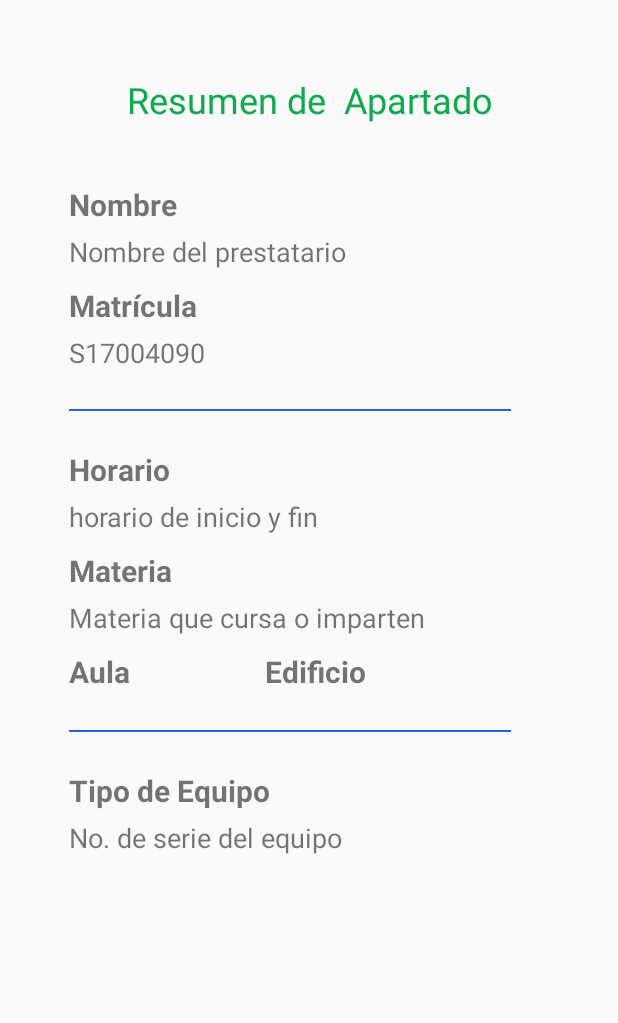
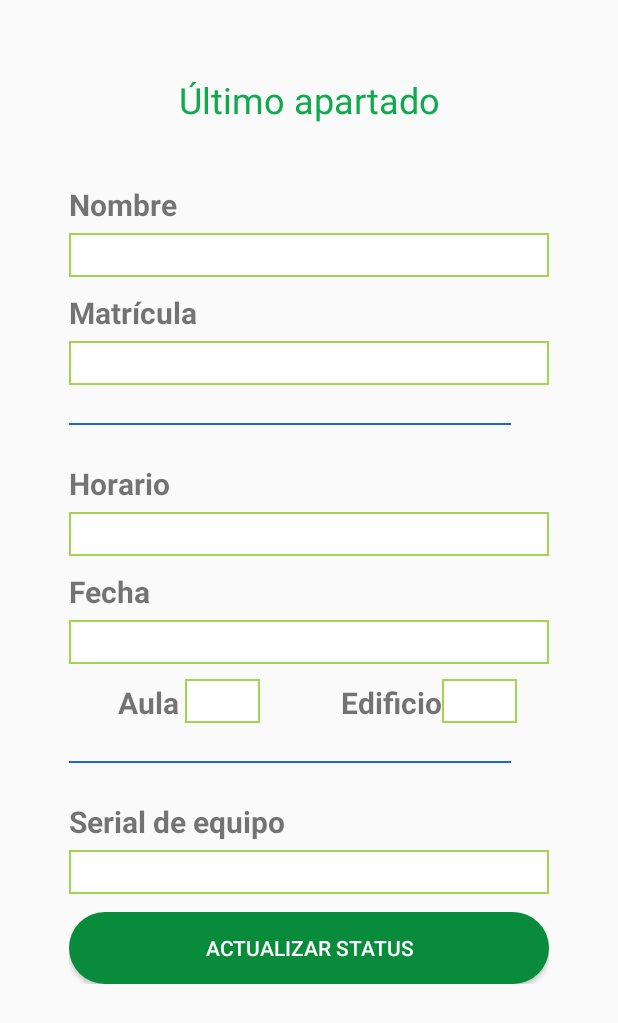
Before and after one commit to RossFueGa/AppAndroidUV, an Android app: the fragment FragmentDetalleApartado shown on its own in the app's theme, on a phone screen of 412 x 824 dp. Shown: the top 1023 px of the screen. Run offline under Robolectric (Android 15) with nearby library versions, the phone set to English and light mode, and no system bars.

Commit message:
added details view

```diff
--- a/app/src/main/java/com/example/mykeepapp/AcuerdoConfidencialidad.kt
+++ b/app/src/main/java/com/example/mykeepapp/ui/AcuerdoConfidencialidad.kt
@@ -1,7 +1,8 @@
-package com.example.mykeepapp
+package com.example.mykeepapp.ui
 
 import androidx.appcompat.app.AppCompatActivity
 import android.os.Bundle
+import com.example.mykeepapp.R
 
 class AcuerdoConfidencialidad : AppCompatActivity() {
 
--- a/app/src/main/java/com/example/mykeepapp/ui/FragmentDetalleApartado.kt
+++ b/app/src/main/java/com/example/mykeepapp/ui/FragmentDetalleApartado.kt
@@ -1,10 +1,15 @@
 package com.example.mykeepapp.ui
 
 import android.os.Bundle
+import android.util.Log
 import androidx.fragment.app.Fragment
 import android.view.LayoutInflater
 import android.view.View
 import android.view.ViewGroup
+import android.widget.Button
+import android.widget.TextView
+import android.widget.Toast
+import androidx.preference.PreferenceManager
 import com.example.mykeepapp.R
 
 /**
@@ -13,11 +18,40 @@ import com.example.mykeepapp.R
 class FragmentDetalleApartado : Fragment() {
 
     override fun onCreateView(
+
         inflater: LayoutInflater, container: ViewGroup?,
         savedInstanceState: Bundle?
+
     ): View? {
+
+        val vista = inflater.inflate(R.layout.fragment_detalle_apartado, container, false)
+
+        var txtNombrePrestario = vista.findViewById<TextView>(R.id.txtNombrePrestario)
+        var txtMatriculaPrestario = vista.findViewById<TextView>(R.id.txtMatriculaPrestario)
+        var txtHoraFinPrestario = vista.findViewById<TextView>(R.id.txtHoraPrestario)
+        var txtAulaPrestario = vista.findViewById<TextView>(R.id.txtAulaPrestario)
+        var txtEdificioPrestario = vista.findViewById<TextView>(R.id.txtEdificioPrestario)
+        var txtSerialPrestario = vista.findViewById<TextView>(R.id.txtSerial)
+        var txtFechaPrestario = vista.findViewById<TextView>(R.id.txtFechaPrestario)
+        val btnUpdateStatus = vista.findViewById<Button>(R.id.btnActualizarStatus)
+
+
+        btnUpdateStatus.setOnClickListener {
+            val prefs  = PreferenceManager.getDefaultSharedPreferences(activity)
+
+            txtNombrePrestario.text = prefs.getString("nombre","noValue")
+            txtMatriculaPrestario.text = prefs.getString("matricula", "noValue")
+            txtHoraFinPrestario.text = prefs.getString("horaApartado","noValue")
+            txtAulaPrestario.text = prefs.getString("aulaApartado", "noValues")
+            txtEdificioPrestario.text = prefs.getString("edificioApartado", "noValues")
+            txtSerialPrestario.text = prefs.getString("serialEquipo", "noValue")
+            txtFechaPrestario.text = prefs.getString("fechaApartado", "noValue")
+        }
+
+
+
         // Inflate the layout for this fragment
-        return inflater.inflate(R.layout.fragment_detalle_apartado, container, false)
+        return vista
     }
 
 }
--- a/app/src/main/java/com/example/mykeepapp/ui/FragmentInicio.kt
+++ b/app/src/main/java/com/example/mykeepapp/ui/FragmentInicio.kt
@@ -27,7 +27,6 @@ class FragmentInicio : Fragment() {
         val editor  = prefs.edit()
 
         val vista = inflater.inflate(R.layout.fragment_inicio, container, false)
-
 
 
         var btnMyApartadoComputo = vista.findViewById<LinearLayout>(R.id.apartadoComputo)
--- a/app/src/main/java/com/example/mykeepapp/ui/Login.kt
+++ b/app/src/main/java/com/example/mykeepapp/ui/Login.kt
@@ -50,6 +50,7 @@ class Login : AppCompatActivity() {
                 editor.putString("apMaterno", user.apellidoMaterno)
                 editor.putString("tipoUsuario", user.idTipoUsuario)
                 editor.putString("idCarrera", user.idCarrera)
+                editor.putString("serialEquipo", "Cuando tengas equipos apartados aparecerán aquí")
 
                 editor.apply()
 
--- a/app/src/main/java/com/example/mykeepapp/ObtenerAyuda.kt
+++ b/app/src/main/java/com/example/mykeepapp/ui/ObtenerAyuda.kt
@@ -1,7 +1,8 @@
-package com.example.mykeepapp
+package com.example.mykeepapp.ui
 
 import androidx.appcompat.app.AppCompatActivity
 import android.os.Bundle
+import com.example.mykeepapp.R
 
 class ObtenerAyuda : AppCompatActivity() {
 
--- a/app/src/main/java/com/example/mykeepapp/cerrarSesion.kt
+++ b/app/src/main/java/com/example/mykeepapp/ui/cerrarSesion.kt
@@ -1,7 +1,8 @@
-package com.example.mykeepapp
+package com.example.mykeepapp.ui
 
 import androidx.appcompat.app.AppCompatActivity
 import android.os.Bundle
+import com.example.mykeepapp.R
 
 class cerrarSesion : AppCompatActivity() {
 
--- a/app/src/main/res/layout/activity_acuerdo_confidencialidad.xml
+++ b/app/src/main/res/layout/activity_acuerdo_confidencialidad.xml
@@ -4,7 +4,7 @@
     xmlns:tools="http://schemas.android.com/tools"
     android:layout_width="match_parent"
     android:layout_height="match_parent"
-    tools:context=".AcuerdoConfidencialidad">
+    tools:context=".ui.AcuerdoConfidencialidad">
 
     <androidx.constraintlayout.widget.ConstraintLayout
         android:layout_width="match_parent"
--- a/app/src/main/res/layout/activity_cerrar_sesion.xml
+++ b/app/src/main/res/layout/activity_cerrar_sesion.xml
@@ -5,7 +5,7 @@
     android:layout_width="match_parent"
     android:background="#85000000"
     android:layout_height="match_parent"
-    tools:context=".cerrarSesion">
+    tools:context=".ui.cerrarSesion">
 
     <androidx.constraintlayout.widget.ConstraintLayout
         android:layout_width="match_parent"
--- a/app/src/main/res/layout/activity_formulario_apartado.xml
+++ b/app/src/main/res/layout/activity_formulario_apartado.xml
@@ -87,6 +87,7 @@
                         android:textStyle="bold"
                         android:textColor="@color/txtVerde"
                         android:focusable="false"
+                        android:background="@drawable/backtextview"
                         />
 
                 </com.google.android.material.textfield.TextInputLayout>
--- a/app/src/main/res/layout/activity_obtener_ayuda.xml
+++ b/app/src/main/res/layout/activity_obtener_ayuda.xml
@@ -4,6 +4,6 @@
     xmlns:tools="http://schemas.android.com/tools"
     android:layout_width="match_parent"
     android:layout_height="match_parent"
-    tools:context=".ObtenerAyuda">
+    tools:context=".ui.ObtenerAyuda">
 
 </androidx.constraintlayout.widget.ConstraintLayout>
--- a/app/src/main/res/layout/fragment_detalle_apartado.xml
+++ b/app/src/main/res/layout/fragment_detalle_apartado.xml
@@ -27,7 +27,7 @@
         <TextView
             android:layout_width="match_parent"
             android:layout_height="wrap_content"
-            android:text="Resumen de  Apartado"
+            android:text="Último apartado"
             android:textAlignment="center"
             android:textColor="@color/txtVerde"
             android:textSize="24sp" />
@@ -60,11 +60,14 @@
             android:textStyle="bold" />
 
         <TextView
+            android:id="@+id/txtNombrePrestario"
             android:layout_width="match_parent"
             android:layout_height="wrap_content"
             android:layout_marginTop="5dp"
-            android:text="Nombre del prestatario"
-            android:textSize="@dimen/textSizeStandard" />
+            android:text=""
+            android:textSize="22sp"
+            android:textColor="@color/txtVerde"
+            android:background="@drawable/backtextview"/>
 
         <TextView
             android:layout_width="wrap_content"
@@ -75,12 +78,15 @@
             android:textStyle="bold" />
 
         <TextView
+            android:id="@+id/txtMatriculaPrestario"
             android:layout_width="match_parent"
             android:layout_height="wrap_content"
             android:layout_marginTop="5dp"
             android:layout_marginBottom="10dp"
-            android:text="S17004090"
-            android:textSize="@dimen/textSizeStandard" />
+            android:text=""
+            android:textSize="22sp"
+            android:textColor="@color/txtVerde"
+            android:background="@drawable/backtextview"/>
 
         <View
             android:layout_width="match_parent"
@@ -100,26 +106,32 @@
             android:textStyle="bold" />
 
         <TextView
+            android:id="@+id/txtHoraPrestario"
             android:layout_width="match_parent"
             android:layout_height="wrap_content"
             android:layout_marginTop="5dp"
-            android:text="horario de inicio y fin "
-            android:textSize="@dimen/textSizeStandard" />
+            android:text=""
+            android:textSize="22sp"
+            android:textColor="@color/txtVerde"
+            android:background="@drawable/backtextview"/>
 
         <TextView
             android:layout_width="wrap_content"
             android:layout_height="wrap_content"
             android:layout_marginTop="10dp"
-            android:text="Materia"
+            android:text="Fecha"
             android:textSize="20sp"
             android:textStyle="bold" />
 
         <TextView
+            android:id="@+id/txtFechaPrestario"
             android:layout_width="match_parent"
             android:layout_height="wrap_content"
             android:layout_marginTop="5dp"
-            android:text="Materia que cursa o imparten"
-            android:textSize="@dimen/textSizeStandard" />
+            android:text=""
+            android:textSize="22sp"
+            android:textColor="@color/txtVerde"
+            android:background="@drawable/backtextview"/>
 
         <LinearLayout
             android:layout_width="match_parent"
@@ -128,6 +140,11 @@
             android:layout_marginBottom="10dp"
             android:orientation="horizontal">
 
+            <LinearLayout
+                android:layout_width="match_parent"
+                android:layout_height="wrap_content"
+                android:layout_weight="1"
+                android:gravity="center_horizontal">
                 <TextView
                     android:layout_width="wrap_content"
                     android:layout_height="wrap_content"
@@ -137,10 +154,21 @@
 
 
                 <TextView
-                android:layout_width="90dp"
+                    android:layout_marginLeft="4sp"
+                    android:id="@+id/txtAulaPrestario"
+                    android:layout_width="50dp"
                     android:layout_height="wrap_content"
-                android:text="" />
-
+                    android:text=""
+                    android:textSize="22sp"
+                    android:textColor="@color/txtVerde"
+                    android:background="@drawable/backtextview"
+                    android:textAlignment="center"/>
+            </LinearLayout>
+            <LinearLayout
+                android:layout_width="match_parent"
+                android:layout_height="wrap_content"
+                android:layout_weight="1"
+                android:gravity="center_horizontal">
             <TextView
                 android:layout_width="wrap_content"
                 android:layout_height="wrap_content"
@@ -149,9 +177,15 @@
                 android:textStyle="bold" />
 
             <TextView
-                android:layout_width="90dp"
+                android:id="@+id/txtEdificioPrestario"
+                android:layout_width="50dp"
                 android:layout_height="wrap_content"
-                android:text="" />
+                android:textSize="22sp"
+                android:textColor="@color/txtVerde"
+                android:background="@drawable/backtextview"
+                android:text=""
+                android:textAlignment="center"/>
+            </LinearLayout>
 
 
         </LinearLayout>
@@ -168,17 +202,30 @@
             android:layout_width="wrap_content"
             android:layout_height="wrap_content"
             android:layout_marginTop="10dp"
-            android:text="Tipo de Equipo"
+            android:text="Serial de equipo"
             android:textSize="20sp"
             android:textStyle="bold" />
 
 
         <TextView
+            android:id="@+id/txtSerial"
             android:layout_width="match_parent"
             android:layout_height="wrap_content"
             android:layout_marginTop="5dp"
-            android:text="No. de serie del equipo"
-            android:textSize="@dimen/textSizeStandard" />
+            android:text=""
+            android:textSize="22sp"
+            android:textColor="@color/txtVerde"
+            android:background="@drawable/backtextview"  />
+        <Button
+            android:id="@+id/btnActualizarStatus"
+            android:layout_marginTop="12sp"
+            android:layout_width="match_parent"
+            android:layout_height="wrap_content"
+            android:text="Actualizar status"
+            android:background="@drawable/btn_aceptar_verde"
+            android:textColor="#ffffff" />
+
+
     </LinearLayout>
 
     </androidx.constraintlayout.widget.ConstraintLayout>
```
Also changed, not shown: app/src/main/java/com/example/mykeepapp/ui/FormularioApartado.kt (+15 -1 lines), app/src/main/java/com/example/mykeepapp/ui/FragmentSinMensajes.kt (+15 -1 lines), app/src/main/res/layout/fragment_sin_mensajes.xml (+27 -15 lines). Lines whose indentation alone changed are shown as unchanged.
